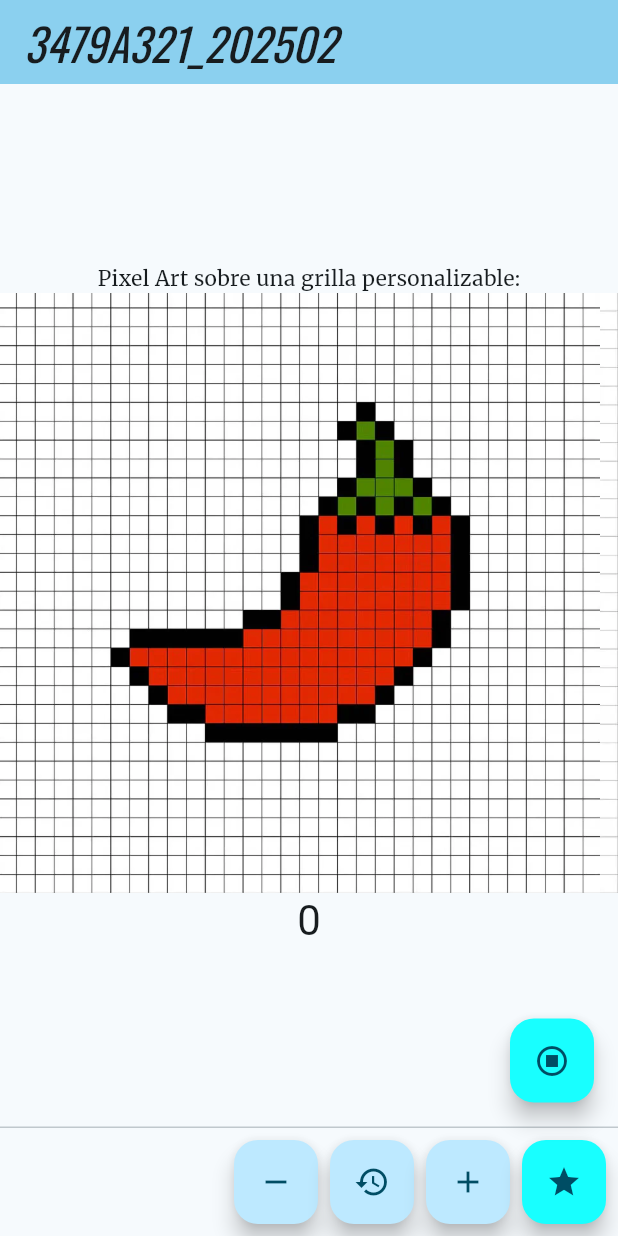
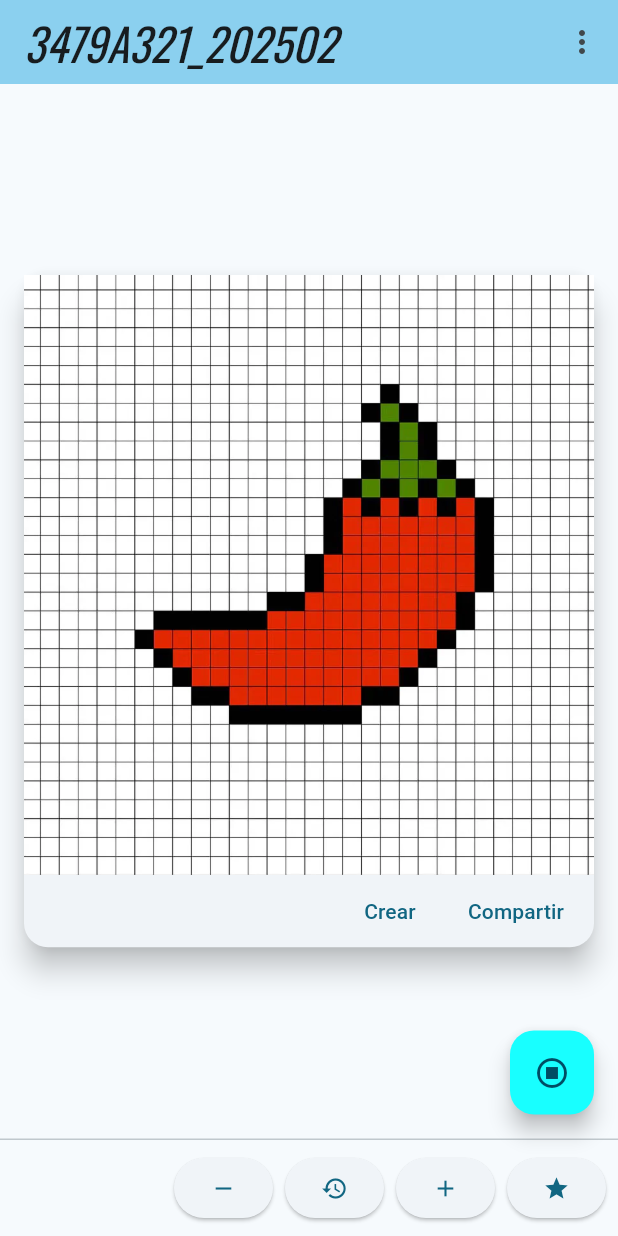
Before and after one commit to mmoscosodcl/3479A321_202502, a Flutter app: the screen it shows after launch, on a phone screen of 412 x 824 dp. Run offline on Flutter 3.47's test engine with Material 3 defaults, Android fonts, the phone set to English and light mode, and no system bars; our stand-ins replace google_fonts, logger.

Commit message:
Primera version de pantallas de la aplicacion

```diff
--- a/lib/main.dart
+++ b/lib/main.dart
@@ -2,7 +2,7 @@
 import 'package:google_fonts/google_fonts.dart';
 import 'package:logger/logger.dart';
 import 'package:playground_2502/screens/my_home_page.dart';
-
+import 'package:playground_2502/screens/list_art.dart';
 void main() {
   runApp(const MyApp());
 }
@@ -35,6 +35,7 @@
       )
       ),
       home: const MyHomePage(title: '3479A321_202502'),
+      //home: ListArtScreen(),
     );
   }
 }
--- a/lib/screens/my_home_page.dart
+++ b/lib/screens/my_home_page.dart
@@ -1,6 +1,8 @@
 import 'package:flutter/material.dart';
 import 'package:logger/logger.dart';
-import 'package:playground_2502/main.dart';
+import 'package:playground_2502/screens/about.dart';
+import 'package:playground_2502/screens/list_art.dart';
+
 
 class MyHomePage extends StatefulWidget {
   const MyHomePage({super.key, required this.title});
@@ -14,8 +16,6 @@ class _MyHomePageState extends State<MyHomePage> {
   int _counter = 0;
   int _defaultValue = 12;
   Color _color = Colors.cyanAccent;
-
-  Color _newColor = Colors.red;
 
   void _incrementCounter() {
     setState(() {
@@ -54,16 +54,41 @@ class _MyHomePageState extends State<MyHomePage> {
 
     return Scaffold(
       appBar: AppBar(
-
         backgroundColor: Theme.of(context).colorScheme.inversePrimary,
-
         title: Text(widget.title),
+        actions: [
+    PopupMenuButton<String>(
+      onSelected: (value) {
+        if (value == 'about') {
+          Navigator.push(
+            context,
+            MaterialPageRoute(builder: (context) => AboutScreen()), // Navigate to AboutScreen
+          );
+        }
+      },
+      itemBuilder: (BuildContext context) {
+        return [
+          const PopupMenuItem<String>(
+            value: 'about',
+            child: Text('About'),
+          ),
+        ];
+      },
+    )
+  ],
       ),
       body: Center(
+       child: Card(
+        margin: const EdgeInsets.all(16.0),
+        elevation: 8.0,
+        shape: RoundedRectangleBorder(
+          borderRadius: BorderRadius.circular(16.0),
+        ),
+
          child: Column(
+            mainAxisSize: MainAxisSize.min,
             mainAxisAlignment: MainAxisAlignment.center,
             children: <Widget>[
-            const Text('Pixel Art sobre una grilla personalizable:'),
               SingleChildScrollView(
                 scrollDirection: Axis.horizontal,
                 child: Row(
@@ -85,39 +110,54 @@ class _MyHomePageState extends State<MyHomePage> {
                   ]
                 ),
               ),
-            Text(
-              '$_counter',
-              style: Theme.of(context).textTheme.headlineMedium,
+              Row(
+              mainAxisAlignment: MainAxisAlignment.end,
+              children: <Widget>[
+                TextButton(
+                  child: const Text('Crear'),
+                  onPressed: () {
+                    Navigator.push(
+                      context,
+                      MaterialPageRoute(builder: (context) => ListArtScreen()),
+                    );
+                  },
+                ),
+                const SizedBox(width: 8),
+                TextButton(
+                  child: const Text('Compartir'),
+                  onPressed: () {
+                    /* ... */
+                  },
+                ),
+                const SizedBox(width: 8),
+              ],
             ),
             ],
+          ),
        ),
       ),
       floatingActionButton: FloatingActionButton(
         onPressed: null,
         backgroundColor: _color,
         tooltip: 'Increment',
+        heroTag: 'screen1_fab',
         child: const Icon(Icons.stop_circle_outlined),
       ), // This trailing comma makes auto-formatting nicer for build methods.
       persistentFooterButtons: [
-        FloatingActionButton(
+        ElevatedButton(
           onPressed: _decrementCounter,
-          tooltip: 'Decrement',
           child: const Icon(Icons.remove),
         ),
-        FloatingActionButton(
+        ElevatedButton(
           onPressed: _restoreCounter,
-          tooltip: 'Restore',
           child: const Icon(Icons.restore),
         ),
-        FloatingActionButton(
+        ElevatedButton(
           onPressed: _incrementCounter,
-          tooltip: 'Increment',
           child: const Icon(Icons.add),
         ),
-        FloatingActionButton(
+        ElevatedButton(
           onPressed: _setColor,
-          backgroundColor: _color,
-          tooltip: 'Custom Action',
           child: const Icon(Icons.star),
         ),
       ],
```
Also changed, not shown: lib/screens/about.dart (added, +37 -0 lines), lib/screens/list_art.dart (added, +33 -0 lines), 1 other file. Lines whose indentation alone changed are shown as unchanged.
